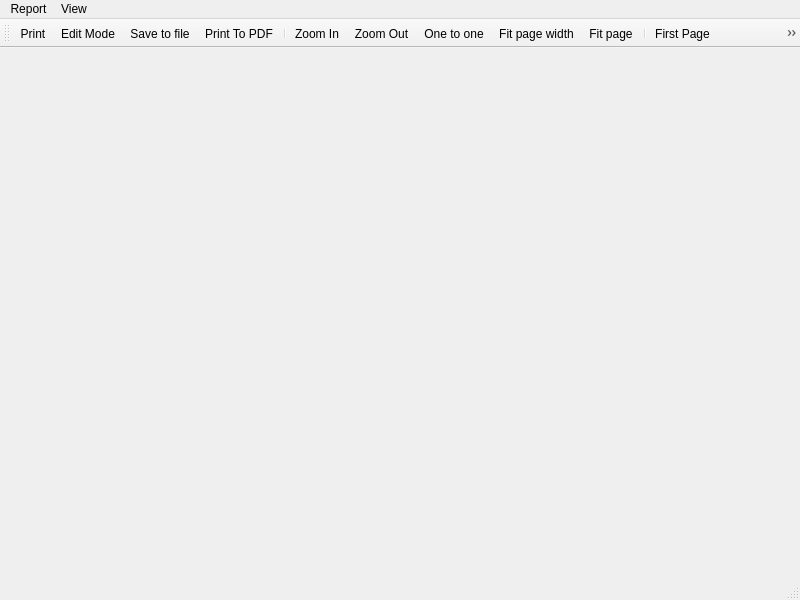
Above: limereport/lrpreviewreportwindow.ui from fralx/LimeReport before the change. Below: the same form after it.
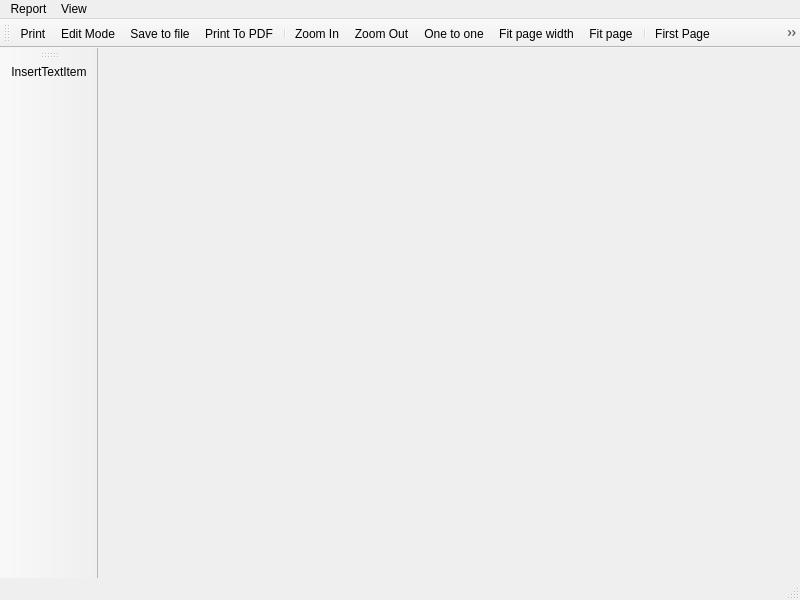
That is the form after the change. Icons and pictures are not drawn.

Commit message: Added the ability to add text elements in preview (in edit mode)

```diff
--- a/limereport/lrpreviewreportwindow.ui
+++ b/limereport/lrpreviewreportwindow.ui
@@ -93,6 +93,21 @@
    <addaction name="actionClosePreview"/>
    <addaction name="actionShowMessages"/>
   </widget>
+  <widget class="QToolBar" name="editModeTools">
+   <property name="enabled">
+    <bool>true</bool>
+   </property>
+   <property name="windowTitle">
+    <string>toolBar_2</string>
+   </property>
+   <attribute name="toolBarArea">
+    <enum>LeftToolBarArea</enum>
+   </attribute>
+   <attribute name="toolBarBreak">
+    <bool>false</bool>
+   </attribute>
+   <addaction name="actionInsertTextItem"/>
+  </widget>
   <action name="actionPrint">
    <property name="icon">
     <iconset resource="report.qrc">
@@ -279,6 +294,18 @@
     <string>Show toolbar</string>
    </property>
   </action>
+  <action name="actionInsertTextItem">
+   <property name="icon">
+    <iconset resource="items/items.qrc">
+     <normaloff>:/items/TextItem</normaloff>:/items/TextItem</iconset>
+   </property>
+   <property name="text">
+    <string>InsertTextItem</string>
+   </property>
+   <property name="toolTip">
+    <string>Add new TextItem</string>
+   </property>
+  </action>
  </widget>
  <resources>
   <include location="report.qrc"/>
```
Left out of the diff: 21 changed lines with no effect on the pictures. The commit also changes 8 other files.
